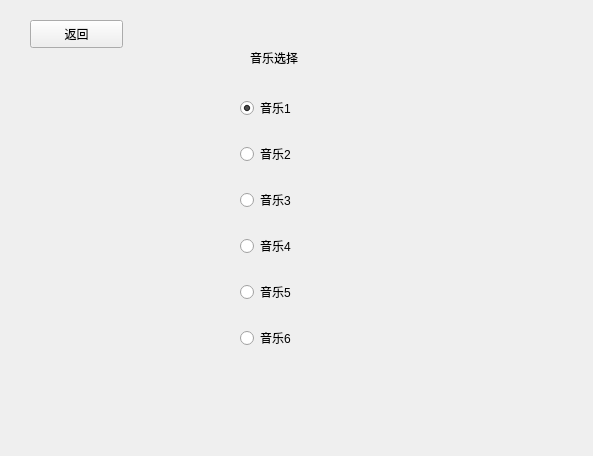
Above: musicsellect.ui from Flyame-debug/Tomato before the change. Below: the same form after it.
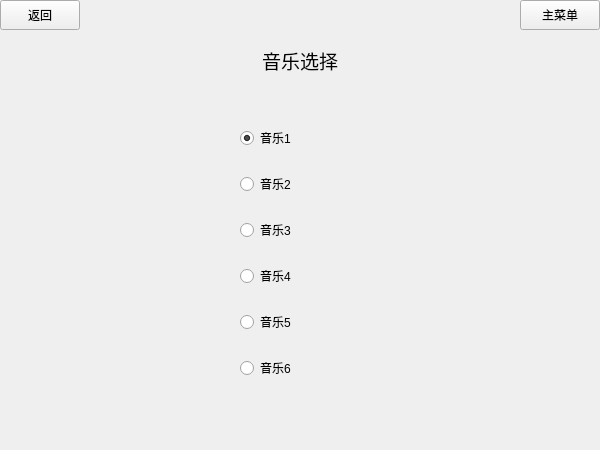
That is the form after the change.

```diff
--- a/musicsellect.ui
+++ b/musicsellect.ui
@@ -6,31 +6,51 @@
    <rect>
     <x>0</x>
     <y>0</y>
-    <width>593</width>
-    <height>456</height>
+    <width>600</width>
+    <height>450</height>
    </rect>
   </property>
+  <property name="minimumSize">
+   <size>
+    <width>600</width>
+    <height>450</height>
+   </size>
+  </property>
+  <property name="maximumSize">
+   <size>
+    <width>600</width>
+    <height>450</height>
+   </size>
+  </property>
   <property name="windowTitle">
    <string>Form</string>
   </property>
   <widget class="QLabel" name="label">
    <property name="geometry">
     <rect>
-     <x>250</x>
-     <y>50</y>
-     <width>72</width>
-     <height>15</height>
+     <x>200</x>
+     <y>40</y>
+     <width>200</width>
+     <height>40</height>
     </rect>
    </property>
+   <property name="font">
+    <font>
+     <pointsize>14</pointsize>
+    </font>
+   </property>
    <property name="text">
     <string>音乐选择</string>
    </property>
+   <property name="alignment">
+    <set>Qt::AlignCenter</set>
+   </property>
   </widget>
   <widget class="QWidget" name="verticalLayoutWidget">
    <property name="geometry">
     <rect>
      <x>240</x>
-     <y>80</y>
+     <y>110</y>
      <width>241</width>
      <height>291</height>
     </rect>
@@ -86,16 +106,29 @@
   <widget class="QPushButton" name="pushButton_3">
    <property name="geometry">
     <rect>
-     <x>30</x>
-     <y>20</y>
-     <width>93</width>
-     <height>28</height>
+     <x>0</x>
+     <y>0</y>
+     <width>80</width>
+     <height>30</height>
     </rect>
    </property>
    <property name="text">
     <string>返回</string>
    </property>
   </widget>
+  <widget class="QPushButton" name="pushButton">
+   <property name="geometry">
+    <rect>
+     <x>520</x>
+     <y>0</y>
+     <width>80</width>
+     <height>30</height>
+    </rect>
+   </property>
+   <property name="text">
+    <string>主菜单</string>
+   </property>
+  </widget>
  </widget>
  <resources/>
  <connections/>
```
